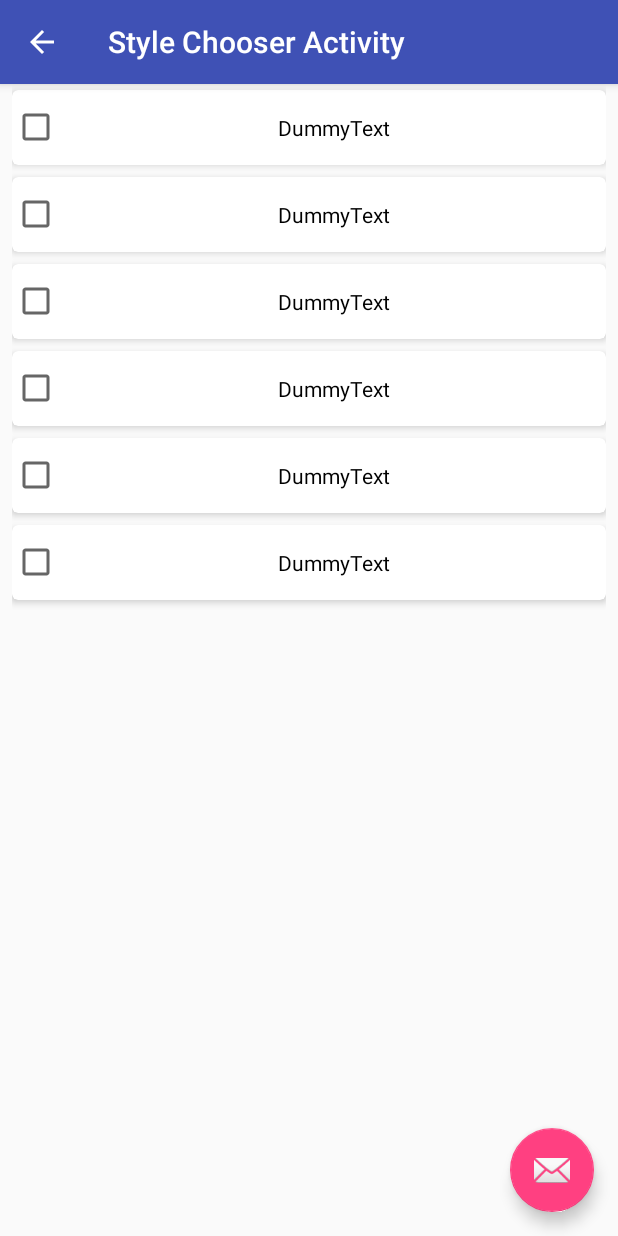
After one commit to colleenlavin/DecorHome, an Android app: the StyleChooserActivity screen opened directly, with no data from a screen before it, on a phone screen of 412 x 824 dp. The commit adds this screen. Run offline under Robolectric (Android 15) with nearby library versions, the phone set to English and light mode, and no system bars.

Commit message:
added StyleChooser Activity

```diff
--- a/app/src/main/AndroidManifest.xml
+++ b/app/src/main/AndroidManifest.xml
@@ -12,12 +12,13 @@
         <activity
             android:name=".MainActivity"
             android:label="@string/app_name"
-            android:theme="@style/AppTheme.NoActionBar"
-            android:launchMode="singleTop" >
-             <intent-filter>
-                 <action android:name="android.intent.action.MAIN" />
-                 <category android:name="android.intent.category.LAUNCHER" />
-             </intent-filter>
+            android:launchMode="singleTop"
+            android:theme="@style/AppTheme.NoActionBar">
+            <intent-filter>
+                <action android:name="android.intent.action.MAIN" />
+
+                <category android:name="android.intent.category.LAUNCHER" />
+            </intent-filter>
         </activity>
         <activity
             android:name=".ColorSchemeChooserActvity"
@@ -27,19 +28,29 @@
             <meta-data
                 android:name="android.support.PARENT_ACTIVITY"
                 android:value="me.colleenlavin.decorhome.MainActivity" />
-            <!--<intent-filter>-->
-                <!--<action android:name="android.intent.action.MAIN" />-->
-                <!--<category android:name="android.intent.category.LAUNCHER" />-->
-            <!--</intent-filter>-->
+            <!-- <intent-filter> -->
+            <!-- <action android:name="android.intent.action.MAIN" /> -->
+            <!-- <category android:name="android.intent.category.LAUNCHER" /> -->
+            <!-- </intent-filter> -->
         </activity>
         <activity
             android:name=".ShowroomActivity"
             android:label="@string/title_activity_showroom"
             android:theme="@style/AppTheme.NoActionBar">
-            <!--<intent-filter>-->
-                <!--<action android:name="android.intent.action.MAIN" />-->
-                <!--<category android:name="android.intent.category.LAUNCHER" />-->
-            <!--</intent-filter>-->
+
+            <!-- <intent-filter> -->
+            <!-- <action android:name="android.intent.action.MAIN" /> -->
+            <!-- <category android:name="android.intent.category.LAUNCHER" /> -->
+            <!-- </intent-filter> -->
+        </activity>
+        <activity
+            android:name=".StyleChooserActivity"
+            android:label="@string/title_activity_style_chooser"
+            android:parentActivityName=".MainActivity"
+            android:theme="@style/AppTheme.NoActionBar">
+            <meta-data
+                android:name="android.support.PARENT_ACTIVITY"
+                android:value="me.colleenlavin.decorhome.MainActivity" />
         </activity>
     </application>
 
--- /dev/null
+++ b/app/src/main/java/me/colleenlavin/decorhome/StyleChooserActivity.java
@@ -0,0 +1,30 @@
+package me.colleenlavin.decorhome;
+
+import android.os.Bundle;
+import android.support.design.widget.FloatingActionButton;
+import android.support.design.widget.Snackbar;
+import android.support.v7.app.AppCompatActivity;
+import android.support.v7.widget.Toolbar;
+import android.view.View;
+
+public class StyleChooserActivity extends AppCompatActivity {
+
+    @Override
+    protected void onCreate(Bundle savedInstanceState) {
+        super.onCreate(savedInstanceState);
+        setContentView(R.layout.activity_style_chooser);
+        Toolbar toolbar = (Toolbar) findViewById(R.id.toolbar);
+        setSupportActionBar(toolbar);
+
+        FloatingActionButton fab = (FloatingActionButton) findViewById(R.id.fab);
+        fab.setOnClickListener(new View.OnClickListener() {
+            @Override
+            public void onClick(View view) {
+                Snackbar.make(view, "Replace with your own action", Snackbar.LENGTH_LONG)
+                        .setAction("Action", null).show();
+            }
+        });
+        getSupportActionBar().setDisplayHomeAsUpEnabled(true);
+    }
+
+}
--- /dev/null
+++ b/app/src/main/res/layout/activity_style_chooser.xml
@@ -0,0 +1,33 @@
+<?xml version="1.0" encoding="utf-8"?>
+<android.support.design.widget.CoordinatorLayout xmlns:android="http://schemas.android.com/apk/res/android"
+    xmlns:app="http://schemas.android.com/apk/res-auto"
+    xmlns:tools="http://schemas.android.com/tools"
+    android:layout_width="match_parent"
+    android:layout_height="match_parent"
+    tools:context="me.colleenlavin.decorhome.StyleChooserActivity">
+
+    <android.support.design.widget.AppBarLayout
+        android:layout_width="match_parent"
+        android:layout_height="wrap_content"
+        android:theme="@style/AppTheme.AppBarOverlay">
+
+        <android.support.v7.widget.Toolbar
+            android:id="@+id/toolbar"
+            android:layout_width="match_parent"
+            android:layout_height="?attr/actionBarSize"
+            android:background="?attr/colorPrimary"
+            app:popupTheme="@style/AppTheme.PopupOverlay" />
+
+    </android.support.design.widget.AppBarLayout>
+
+    <include layout="@layout/content_style_chooser" />
+
+    <android.support.design.widget.FloatingActionButton
+        android:id="@+id/fab"
+        android:layout_width="wrap_content"
+        android:layout_height="wrap_content"
+        android:layout_gravity="bottom|end"
+        android:layout_margin="@dimen/fab_margin"
+        app:srcCompat="@android:drawable/ic_dialog_email" />
+
+</android.support.design.widget.CoordinatorLayout>
--- /dev/null
+++ b/app/src/main/res/layout/content_style_chooser.xml
@@ -0,0 +1,137 @@
+<?xml version="1.0" encoding="utf-8"?>
+<LinearLayout
+    xmlns:android="http://schemas.android.com/apk/res/android"
+    xmlns:tools="http://schemas.android.com/tools"
+    xmlns:app="http://schemas.android.com/apk/res-auto"
+    android:layout_width="match_parent"
+    android:layout_height="match_parent"
+    android:paddingTop="?actionBarSize"
+    android:paddingStart="8dp"
+    android:paddingEnd="8dp"
+    android:paddingBottom="8dp"
+    android:orientation="vertical"
+    tools:context="me.colleenlavin.decorhome.StyleChooserActivity"
+    tools:showIn="@layout/activity_style_chooser">
+
+    <android.support.v7.widget.CardView
+        android:layout_width="match_parent"
+        android:layout_height="50dp"
+        android:layout_marginBottom="4dp"
+        android:layout_marginTop="4dp"
+        android:padding="8dp"
+        app:cardElevation="3dp"
+        app:cardCornerRadius="4dp">
+        <RelativeLayout
+            android:layout_width="match_parent"
+            android:layout_height="match_parent">
+            <CheckBox
+                android:id="@+id/checkBox"
+                android:layout_width="match_parent"
+                android:layout_height="match_parent"
+                android:layout_centerInParent="true"
+                android:text="DummyText"
+                android:textAlignment="center" />
+        </RelativeLayout>
+    </android.support.v7.widget.CardView>
+    <android.support.v7.widget.CardView
+        android:layout_width="match_parent"
+        android:layout_height="50dp"
+        android:layout_marginBottom="4dp"
+        android:layout_marginTop="4dp"
+        android:padding="8dp"
+        app:cardElevation="3dp"
+        app:cardCornerRadius="4dp">
+        <RelativeLayout
+            android:layout_width="match_parent"
+            android:layout_height="match_parent">
+            <CheckBox
+                android:id="@+id/checkBox2"
+                android:layout_width="match_parent"
+                android:layout_height="match_parent"
+                android:layout_centerInParent="true"
+                android:text="DummyText"
+                android:textAlignment="center" />
+        </RelativeLayout>
+    </android.support.v7.widget.CardView>
+    <android.support.v7.widget.CardView
+        android:layout_width="match_parent"
+        android:layout_height="50dp"
+        android:layout_marginBottom="4dp"
+        android:layout_marginTop="4dp"
+        android:padding="8dp"
+        app:cardElevation="3dp"
+        app:cardCornerRadius="4dp">
+        <RelativeLayout
+            android:layout_width="match_parent"
+            android:layout_height="match_parent">
+            <CheckBox
+                android:id="@+id/checkBox3"
+                android:layout_width="match_parent"
+                android:layout_height="match_parent"
+                android:layout_centerInParent="true"
+                android:text="DummyText"
+                android:textAlignment="center" />
+        </RelativeLayout>
+    </android.support.v7.widget.CardView>
+    <android.support.v7.widget.CardView
+        android:layout_width="match_parent"
+        android:layout_height="50dp"
+        android:layout_marginBottom="4dp"
+        android:layout_marginTop="4dp"
+        android:padding="8dp"
+        app:cardElevation="3dp"
+        app:cardCornerRadius="4dp">
+        <RelativeLayout
+            android:layout_width="match_parent"
+            android:layout_height="match_parent">
+            <CheckBox
+                android:id="@+id/checkBox4"
+                android:layout_width="match_parent"
+                android:layout_height="match_parent"
+                android:layout_centerInParent="true"
+                android:text="DummyText"
+                android:textAlignment="center" />
+        </RelativeLayout>
+    </android.support.v7.widget.CardView>
+    <android.support.v7.widget.CardView
+        android:layout_width="match_parent"
+        android:layout_height="50dp"
+        android:layout_marginBottom="4dp"
+        android:layout_marginTop="4dp"
+        android:padding="8dp"
+        app:cardElevation="3dp"
+        app:cardCornerRadius="4dp">
+        <RelativeLayout
+            android:layout_width="match_parent"
+            android:layout_height="match_parent">
+            <CheckBox
+                android:id="@+id/checkBox5"
+                android:layout_width="match_parent"
+                android:layout_height="match_parent"
+                android:layout_centerInParent="true"
+                android:text="DummyText"
+                android:textAlignment="center" />
+        </RelativeLayout>
+    </android.support.v7.widget.CardView>
+    <android.support.v7.widget.CardView
+        android:layout_width="match_parent"
+        android:layout_height="50dp"
+        android:layout_marginBottom="4dp"
+        android:layout_marginTop="4dp"
+        android:padding="8dp"
+        app:cardElevation="3dp"
+        app:cardCornerRadius="4dp">
+        <RelativeLayout
+            android:layout_width="match_parent"
+            android:layout_height="match_parent">
+            <CheckBox
+                android:id="@+id/checkBox6"
+                android:layout_width="match_parent"
+                android:layout_height="match_parent"
+                android:layout_centerInParent="true"
+                android:text="DummyText"
+                android:textAlignment="center" />
+        </RelativeLayout>
+    </android.support.v7.widget.CardView>
+
+</LinearLayout>
--- a/app/src/main/res/values/strings.xml
+++ b/app/src/main/res/values/strings.xml
@@ -7,4 +7,5 @@
     <string name="action_settings">Settings</string>
     <string name="title_activity_color_scheme_chooser_actvity">Colorscheme Chooser</string>
     <string name="title_activity_showroom">Showroom Activity</string>
+    <string name="title_activity_style_chooser">Style Chooser Activity</string>
 </resources>
```
